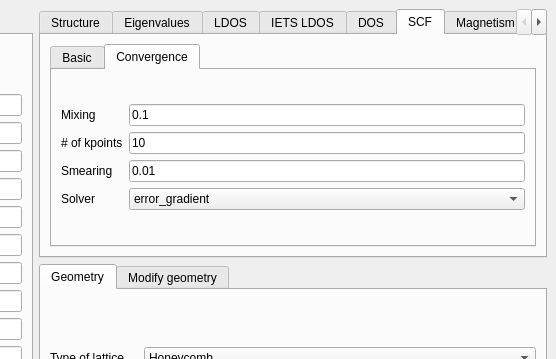
First picture: the form in interface-pyqt/0d/interface.ui, repository joselado/quantum-lattice, before the edit; both pictures show x 485 to 1041 and y 0 to 359 of the 1041 by 600 pixel window.
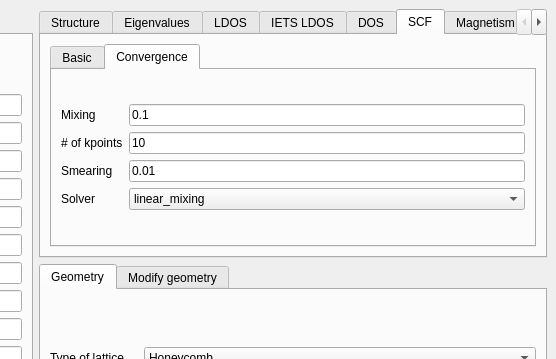
Second picture: the form after the edit. The open tabs and pages were chosen to show the change. Custom widgets are drawn as their Qt base class.

Commit message:
Make linear_mixing the default SCF solver
Swap the scf_solver dropdown's item order (Convergence sub-tab, all
SCF-capable modes) so linear_mixing is index 0/default and
error_gradient is the alternative, instead of the other way around.

Claude-Session: https://claude.ai/code/session_012fL8wwuicuNy2k5fzsptqR

Patch:
```diff
--- a/interface-pyqt/0d/interface.ui
+++ b/interface-pyqt/0d/interface.ui
@@ -1027,7 +1027,7 @@
                 </property>
                 <item>
                  <property name="text">
-                  <string>error_gradient</string>
+                  <string>linear_mixing</string>
                  </property>
                 </item>
                 <item>
```
Left out of the diff: 2 changed lines with no effect on the pictures. The commit also changes 16 other files.
